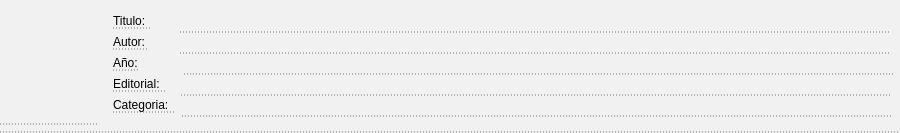
First picture: the form in libro.ui, repository FenixAlive/MiLibreria, before the edit.
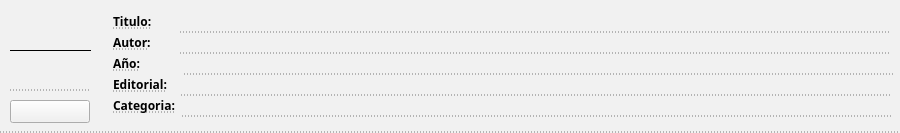
Second picture: the form after the edit. Icons and pictures are not drawn.

Commit message: agregue funcionalidad misl libros y favoritos

Patch:
```diff
--- a/libro.ui
+++ b/libro.ui
@@ -25,6 +25,13 @@
     <height>143</height>
    </size>
   </property>
+  <property name="font">
+   <font>
+    <family>Droid Sans</family>
+    <weight>75</weight>
+    <bold>true</bold>
+   </font>
+  </property>
   <property name="windowTitle">
    <string>Libro</string>
   </property>
@@ -39,14 +46,32 @@
   <widget class="QLabel" name="imgLibro">
    <property name="geometry">
     <rect>
-     <x>0</x>
+     <x>10</x>
      <y>10</y>
-     <width>100</width>
-     <height>115</height>
+     <width>81</width>
+     <height>81</height>
     </rect>
    </property>
+   <property name="sizePolicy">
+    <sizepolicy hsizetype="Preferred" vsizetype="Preferred">
+     <horstretch>0</horstretch>
+     <verstretch>0</verstretch>
+    </sizepolicy>
+   </property>
+   <property name="frameShape">
+    <enum>QFrame::HLine</enum>
+   </property>
    <property name="text">
-    <string>&lt;html&gt;&lt;head/&gt;&lt;body&gt;&lt;p&gt;&lt;img src=&quot;:/images/img/book.png&quot;/&gt;&lt;/p&gt;&lt;/body&gt;&lt;/html&gt;</string>
+    <string/>
+   </property>
+   <property name="textFormat">
+    <enum>Qt::RichText</enum>
+   </property>
+   <property name="pixmap">
+    <pixmap resource="assets.qrc">:/images/img/book.png</pixmap>
+   </property>
+   <property name="scaledContents">
+    <bool>true</bool>
    </property>
   </widget>
   <widget class="QLabel" name="titulo">
@@ -179,6 +204,19 @@
     <string/>
    </property>
   </widget>
+  <widget class="QPushButton" name="boton">
+   <property name="geometry">
+    <rect>
+     <x>10</x>
+     <y>100</y>
+     <width>80</width>
+     <height>23</height>
+    </rect>
+   </property>
+   <property name="text">
+    <string/>
+   </property>
+  </widget>
  </widget>
  <resources/>
  <connections/>
```
Left out of the diff: 4 changed lines with no effect on the pictures. The commit also changes 17 other files.
